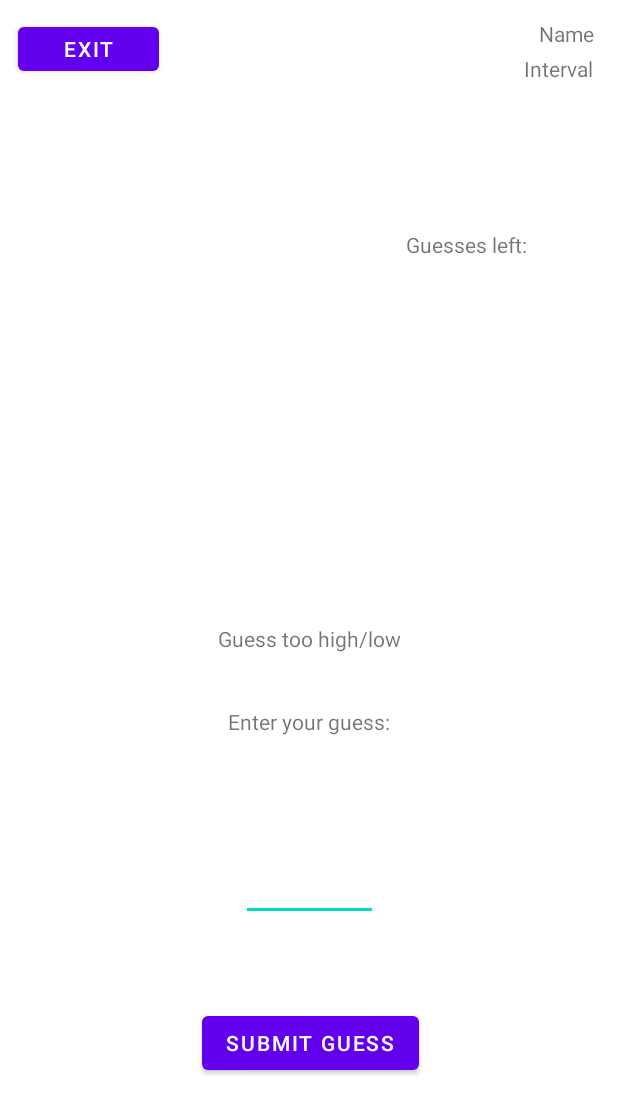
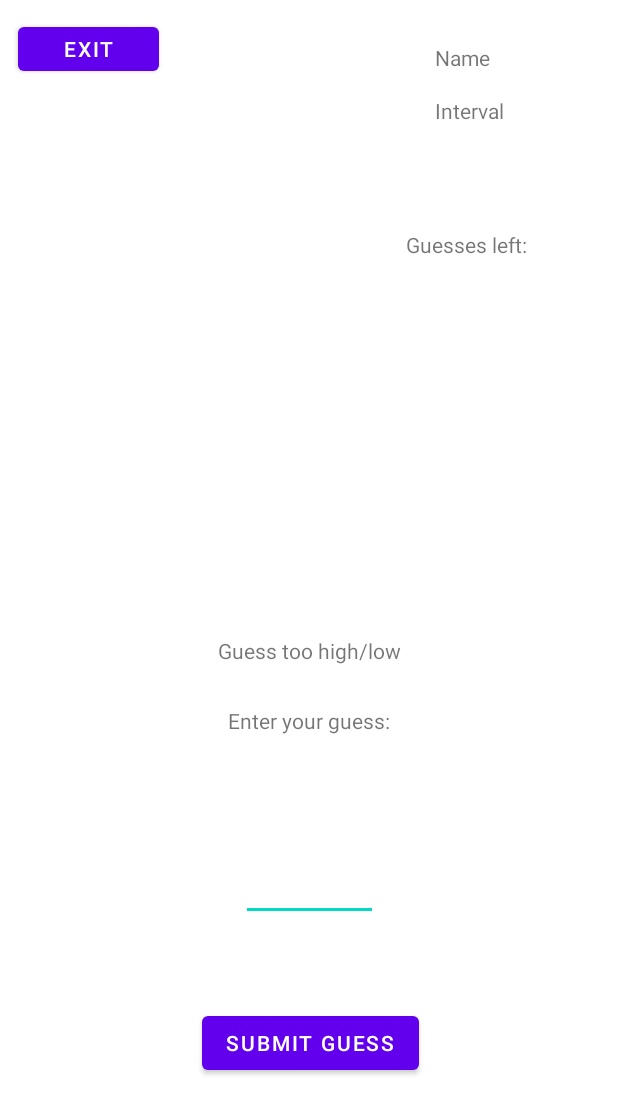
Before and after one commit to fozithebear/guessingGame, an Android app: the layout activity_game_on.xml on its own in the app's theme, with its tools: preview values and no code run, on a phone screen of 412 x 824 dp. Shown: the top 1114 px of the screen. Run offline under Robolectric (Android 15) with nearby library versions, the phone set to English and light mode, and no system bars.

Commit message:
its centered

```diff
--- a/app/src/main/res/layout/activity_game_on.xml
+++ b/app/src/main/res/layout/activity_game_on.xml
@@ -28,6 +28,7 @@
         android:layout_height="60dp"
         android:ems="10"
         android:inputType="number"
+        android:gravity="center"
         app:layout_constraintBottom_toBottomOf="parent"
         app:layout_constraintEnd_toEndOf="parent"
         app:layout_constraintStart_toStartOf="parent"
@@ -38,25 +39,26 @@
         android:id="@+id/hiorlowting"
         android:layout_width="149dp"
         android:layout_height="30dp"
+        android:gravity="center"
         android:text="Guess too high/low"
-        android:textAlignment="center"
         app:layout_constraintBottom_toBottomOf="parent"
         app:layout_constraintEnd_toEndOf="parent"
         app:layout_constraintStart_toStartOf="parent"
         app:layout_constraintTop_toTopOf="parent"
-        app:layout_constraintVertical_bias="0.524" />
+        app:layout_constraintVertical_bias="0.527" />
 
     <TextView
         android:id="@+id/guessnotify"
         android:layout_width="wrap_content"
         android:layout_height="wrap_content"
         android:text="Enter your guess:"
+        android:gravity="center"
         app:layout_constraintBottom_toBottomOf="parent"
         app:layout_constraintEnd_toEndOf="parent"
-        app:layout_constraintHorizontal_bias="0.499"
+        app:layout_constraintHorizontal_bias="0.498"
         app:layout_constraintStart_toStartOf="parent"
         app:layout_constraintTop_toTopOf="parent"
-        app:layout_constraintVertical_bias="0.586" />
+        app:layout_constraintVertical_bias="0.585" />
 
     <Button
         android:id="@+id/guessSubmit"
@@ -88,10 +90,10 @@
         android:text="Name"
         app:layout_constraintBottom_toBottomOf="parent"
         app:layout_constraintEnd_toEndOf="parent"
-        app:layout_constraintHorizontal_bias="0.957"
+        app:layout_constraintHorizontal_bias="0.772"
         app:layout_constraintStart_toStartOf="parent"
         app:layout_constraintTop_toTopOf="parent"
-        app:layout_constraintVertical_bias="0.016" />
+        app:layout_constraintVertical_bias="0.036" />
 
     <TextView
         android:id="@+id/showInterval"
@@ -100,10 +102,10 @@
         android:text="Interval"
         app:layout_constraintBottom_toBottomOf="parent"
         app:layout_constraintEnd_toEndOf="parent"
-        app:layout_constraintHorizontal_bias="0.956"
+        app:layout_constraintHorizontal_bias="0.793"
         app:layout_constraintStart_toStartOf="parent"
         app:layout_constraintTop_toBottomOf="@+id/showName"
-        app:layout_constraintVertical_bias="0.005" />
+        app:layout_constraintVertical_bias="0.021" />
 
     <TextView
         android:id="@+id/pastGuesses"
--- a/app/src/main/res/layout/activity_main.xml
+++ b/app/src/main/res/layout/activity_main.xml
@@ -13,13 +13,13 @@
         android:background="#FF22FF"
         android:lineSpacingExtra="14sp"
         android:text="This game is called Number Akinator. You will guess a number within an interval of your choosing with a set amount of tries that can be chosen by you. Exceptions will be located in the paranthesis."
-        android:textAlignment="center"
+        android:gravity="center"
         android:textSize="20sp"
         app:layout_constraintBottom_toBottomOf="parent"
         app:layout_constraintEnd_toEndOf="parent"
         app:layout_constraintStart_toStartOf="parent"
         app:layout_constraintTop_toTopOf="parent"
-        app:layout_constraintVertical_bias="0.25" />
+        app:layout_constraintVertical_bias="0.594" />
 
     <Button
         android:id="@+id/startScreen"
--- a/app/src/main/res/layout/activity_start_screen.xml
+++ b/app/src/main/res/layout/activity_start_screen.xml
@@ -25,6 +25,7 @@
         android:layout_height="wrap_content"
         android:ems="10"
         android:inputType="textPersonName"
+        android:gravity="center"
         app:layout_constraintBottom_toBottomOf="parent"
         app:layout_constraintEnd_toEndOf="parent"
         app:layout_constraintHorizontal_bias="0.497"
@@ -40,6 +41,7 @@
         android:inputType="number"
         android:textAlignment="center"
         android:textSize="12sp"
+        android:gravity="center"
         app:layout_constraintBottom_toBottomOf="parent"
         app:layout_constraintEnd_toEndOf="parent"
         app:layout_constraintStart_toStartOf="parent"
@@ -53,6 +55,7 @@
         android:ems="10"
         android:inputType="number"
         android:textSize="12sp"
+        android:gravity="center"
         app:layout_constraintBottom_toBottomOf="parent"
         app:layout_constraintEnd_toEndOf="parent"
         app:layout_constraintHorizontal_bias="0.495"
@@ -119,7 +122,7 @@
         android:id="@+id/errorMssg"
         android:layout_width="215dp"
         android:layout_height="49dp"
-        android:textAlignment="center"
+        android:gravity="center"
         app:layout_constraintBottom_toBottomOf="parent"
         app:layout_constraintEnd_toEndOf="parent"
         app:layout_constraintStart_toStartOf="parent"
--- a/app/src/main/res/layout/activity_you_win.xml
+++ b/app/src/main/res/layout/activity_you_win.xml
@@ -10,14 +10,14 @@
         android:id="@+id/textView2"
         android:layout_width="293dp"
         android:layout_height="133dp"
+        android:gravity="center"
         android:text="YOU WIN!"
-        android:textAlignment="center"
         android:textSize="60sp"
         app:layout_constraintBottom_toBottomOf="parent"
         app:layout_constraintEnd_toEndOf="parent"
         app:layout_constraintStart_toStartOf="parent"
         app:layout_constraintTop_toTopOf="parent"
-        app:layout_constraintVertical_bias="0.468" />
+        app:layout_constraintVertical_bias="0.473" />
 
     <Button
         android:id="@+id/playAgain"
```
Also changed, not shown: app/src/main/res/layout/activity_you_lose.xml (+5 -3 lines).
